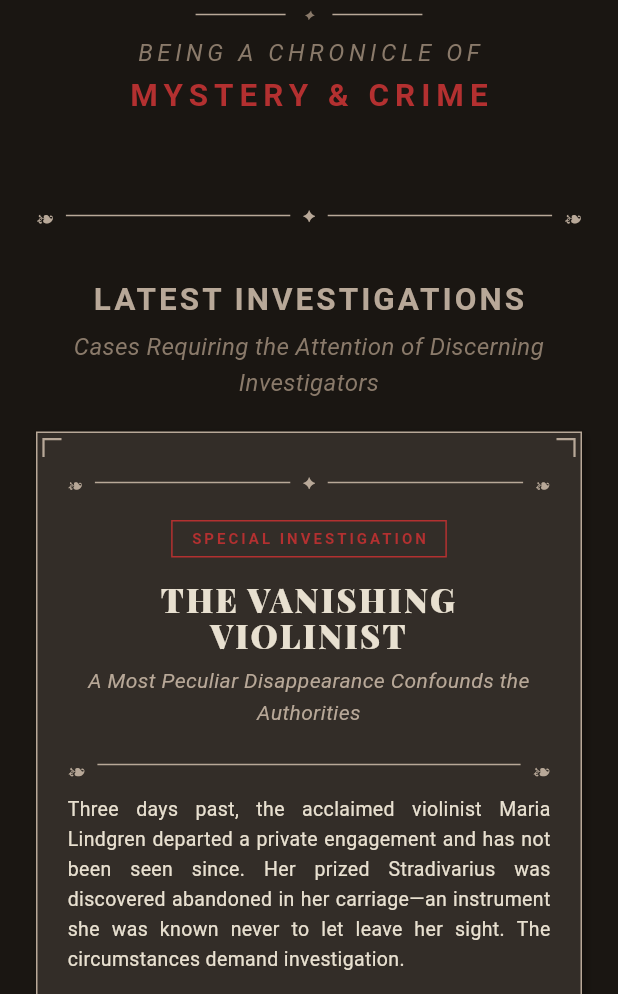
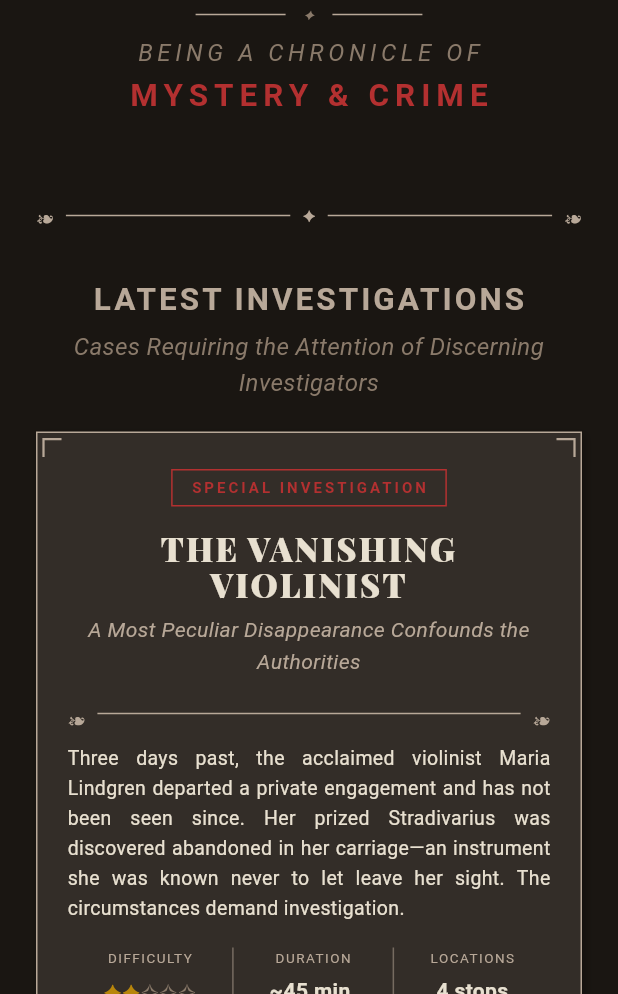
Before and after one commit to raisanen/hue_and_cry, a Flutter app: the screen it shows after launch, on a phone screen of 412 x 824 dp, the part 242-1236 px from its top. Run offline on Flutter 3.47's test engine with Material 3 defaults, Android fonts, the phone set to English and light mode, and no system bars; our stand-ins replace dio, flutter_map, flutter_riverpod, freezed_annotation, geolocator, go_router and 3 more; accounts and stored records are empty; network calls fail; Roboto replaces fonts that are missing (Old Standard Tt).

Commit message:
Minor styling fixes

```diff
--- a/lib/widgets/case/case_card.dart
+++ b/lib/widgets/case/case_card.dart
@@ -46,8 +46,8 @@ class CaseCard extends StatelessWidget {
           crossAxisAlignment: CrossAxisAlignment.stretch,
           children: [
             // Top ornamental line
-            _buildOrnamentalRule(isDark),
-            const SizedBox(height: 16),
+            // _buildOrnamentalRule(isDark),
+            // const SizedBox(height: 16),
 
             // "SPECIAL REPORT" or similar label
             Center(
```
